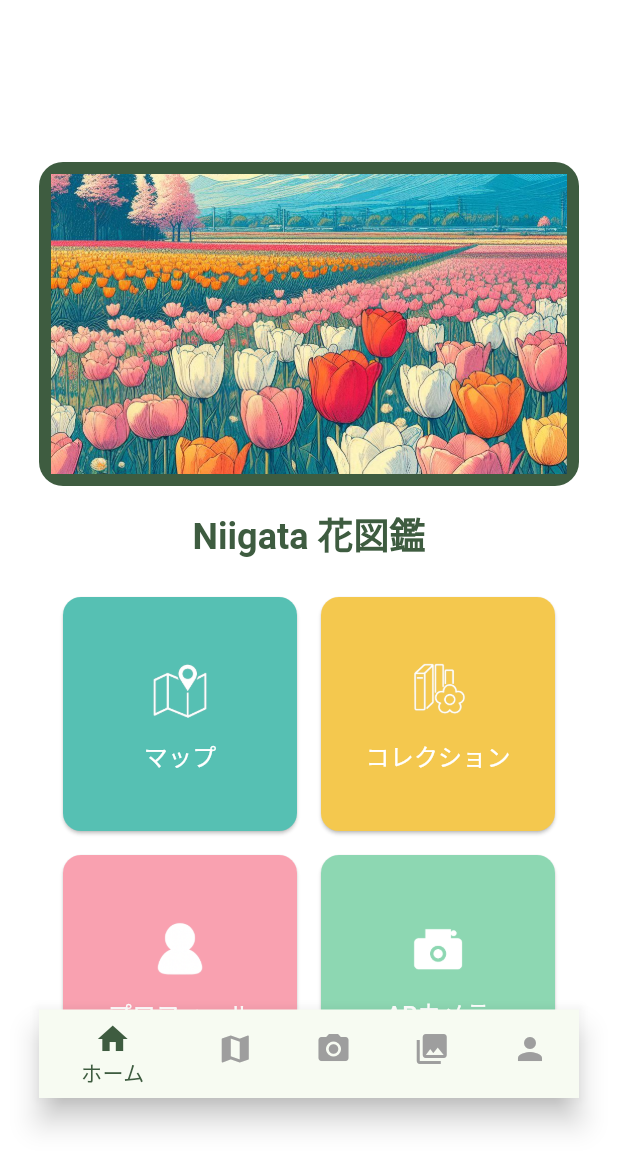
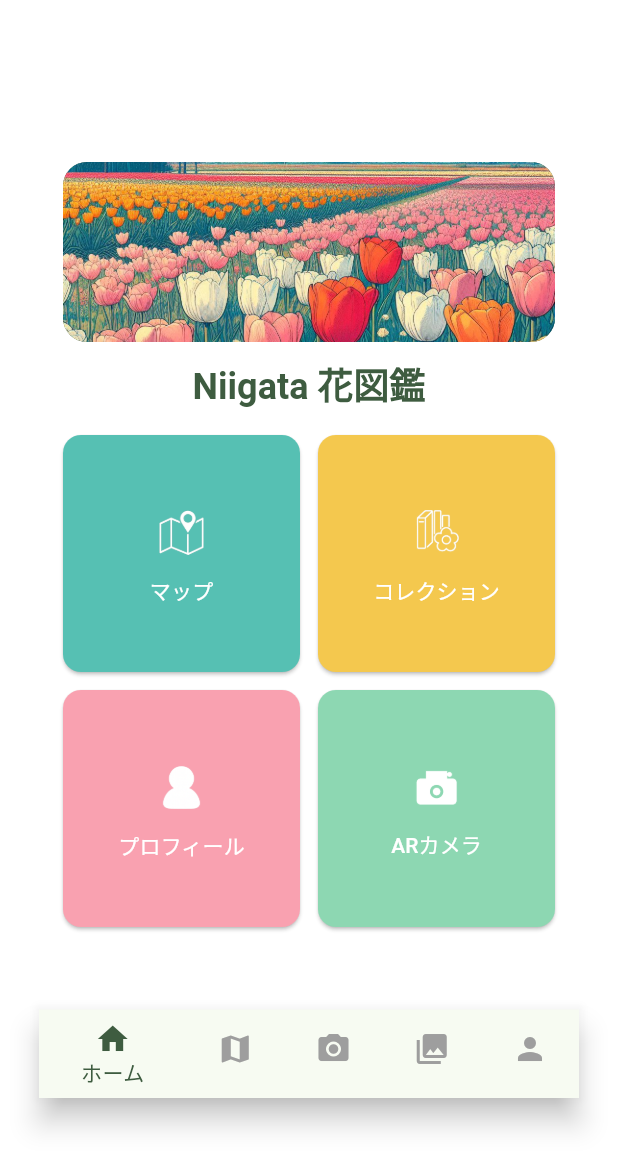
Before and after one commit to TeamYIMT/niigata-flower-guide, a Flutter app: the screen it shows after launch, on a phone screen of 412 x 824 dp. Shown: the top 1169 px of the screen. Run offline on Flutter 3.47's test engine with Material 3 defaults, Android fonts, the phone set to English and light mode, and no system bars.

Commit message:
画像のサイズを修正

```diff
--- a/lib/screens/home_screen.dart
+++ b/lib/screens/home_screen.dart
@@ -6,31 +6,33 @@ class HomeScreen extends StatelessWidget {
 
   @override
   Widget build(BuildContext context) {
-    // スマホ画面サイズを固定する場合
     return Center(
       child: SizedBox(
         width: 360,
         height: 640,
         child: Scaffold(
-          backgroundColor: Colors.transparent, // 親で指定しているので透明
+          backgroundColor: Colors.transparent,
+          // body はスクロールなしの固定レイアウト
           body: Column(
             children: [
               const SizedBox(height: 16),
-              // 上部の大きな画像＋背景
-              ClipRRect(
+              // 画像部分を高さ 120 にダウン
+              Padding(
+                padding: const EdgeInsets.symmetric(horizontal: 16),
+                child: ClipRRect(
                   borderRadius: BorderRadius.circular(16),
                   child: Container(
                     color: const Color(0xFF3E5C40),
-                  padding: const EdgeInsets.all(8),
                     child: Image.asset(
                       'assets/images/flower_field.png',
                       width: double.infinity,
-                    height: 200,
+                      height: 120,        // ←200→120 に縮小
                       fit: BoxFit.cover,
                     ),
                   ),
                 ),
-              const SizedBox(height: 16),
+              ),
+              const SizedBox(height: 12),
               // タイトル
               Text(
                 'Niigata 花図鑑',
@@ -39,26 +41,56 @@ class HomeScreen extends StatelessWidget {
                       fontWeight: FontWeight.bold,
                     ),
               ),
-              const SizedBox(height: 24),
-              // 4 つのアイコンタイル
+              const SizedBox(height: 16),
+              // グリッド：スクロールを無効にして shrinkWrap
               Padding(
                 padding: const EdgeInsets.symmetric(horizontal: 16),
                 child: GridView.count(
                   shrinkWrap: true,
+                  physics: const NeverScrollableScrollPhysics(),
                   crossAxisCount: 2,
-                  mainAxisSpacing: 16,
-                  crossAxisSpacing: 16,
+                  mainAxisSpacing: 12,
+                  crossAxisSpacing: 12,
+                  childAspectRatio: 1,
                   children: const [
-                    IconTile(icon: 'map_icon.png', label: 'マップ', bgColor: Color(0xFF56C0B3)),
-                    IconTile(icon: 'collection_icon.png', label: 'コレクション', bgColor: Color(0xFFF4C84E)),
-                    IconTile(icon: 'profile_icon.png', label: 'プロフィール', bgColor: Color(0xFFF9A1B0)),
-                    IconTile(icon: 'ar_camera_icon.png', label: 'ARカメラ', bgColor: Color(0xFF8DD7B2)),
+                    IconTile(
+                      icon: 'map_icon.png',
+                      label: 'マップ',
+                      bgColor: Color(0xFF56C0B3),
+                      iconSize: 40,    // ←48→40 に縮小
+                      fontSize: 14,    // ←16→14 に縮小
+                      padding: 12,     // 少し余白を広めに取って見栄え良く
+                    ),
+                    IconTile(
+                      icon: 'collection_icon.png',
+                      label: 'コレクション',
+                      bgColor: Color(0xFFF4C84E),
+                      iconSize: 40,
+                      fontSize: 14,
+                      padding: 12,
+                    ),
+                    IconTile(
+                      icon: 'profile_icon.png',
+                      label: 'プロフィール',
+                      bgColor: Color(0xFFF9A1B0),
+                      iconSize: 40,
+                      fontSize: 14,
+                      padding: 12,
+                    ),
+                    IconTile(
+                      icon: 'ar_camera_icon.png',
+                      label: 'ARカメラ',
+                      bgColor: Color(0xFF8DD7B2),
+                      iconSize: 40,
+                      fontSize: 14,
+                      padding: 12,
+                    ),
                   ],
                 ),
               ),
             ],
           ),
-          // ボトムナビゲーション
+          // ボトムナビゲーションはそのまま
           bottomNavigationBar: BottomNavigationBar(
             selectedItemColor: const Color(0xFF3E5C40),
             unselectedItemColor: Colors.grey,
--- a/lib/widgets/icon_tile.dart
+++ b/lib/widgets/icon_tile.dart
@@ -3,11 +3,18 @@ import 'package:flutter/material.dart';
 class IconTile extends StatelessWidget {
   final String icon, label;
   final Color bgColor;
+  final double iconSize;  // 追加
+  final double fontSize;  // 追加
+  final double padding;   // 追加
+
   const IconTile({
     Key? key,
     required this.icon,
     required this.label,
     required this.bgColor,
+    this.iconSize = 48,
+    this.fontSize = 16,
+    this.padding = 8,
   }) : super(key: key);
 
   @override
@@ -16,17 +23,27 @@ class IconTile extends StatelessWidget {
       style: ElevatedButton.styleFrom(
         backgroundColor: bgColor,
         shape: RoundedRectangleBorder(borderRadius: BorderRadius.circular(12)),
-        padding: const EdgeInsets.all(8),
+        padding: EdgeInsets.all(padding),
       ),
       onPressed: () {
-        // TODO: Navigator.pushNamed(...) など
+        // 画面遷移などはここで実装
       },
       child: Column(
         mainAxisAlignment: MainAxisAlignment.center,
         children: [
-          Image.asset('assets/images/$icon', width: 48, height: 48),
+          Image.asset(
+            'assets/images/$icon',
+            width: iconSize,
+            height: iconSize,
+          ),
           const SizedBox(height: 8),
-          Text(label, style: const TextStyle(color: Colors.white, fontSize: 16)),
+          Text(
+            label,
+            style: TextStyle(
+              color: Colors.white,
+              fontSize: fontSize,
+            ),
+          ),
         ],
       ),
     );
```
Lines whose indentation alone changed are shown as unchanged.
